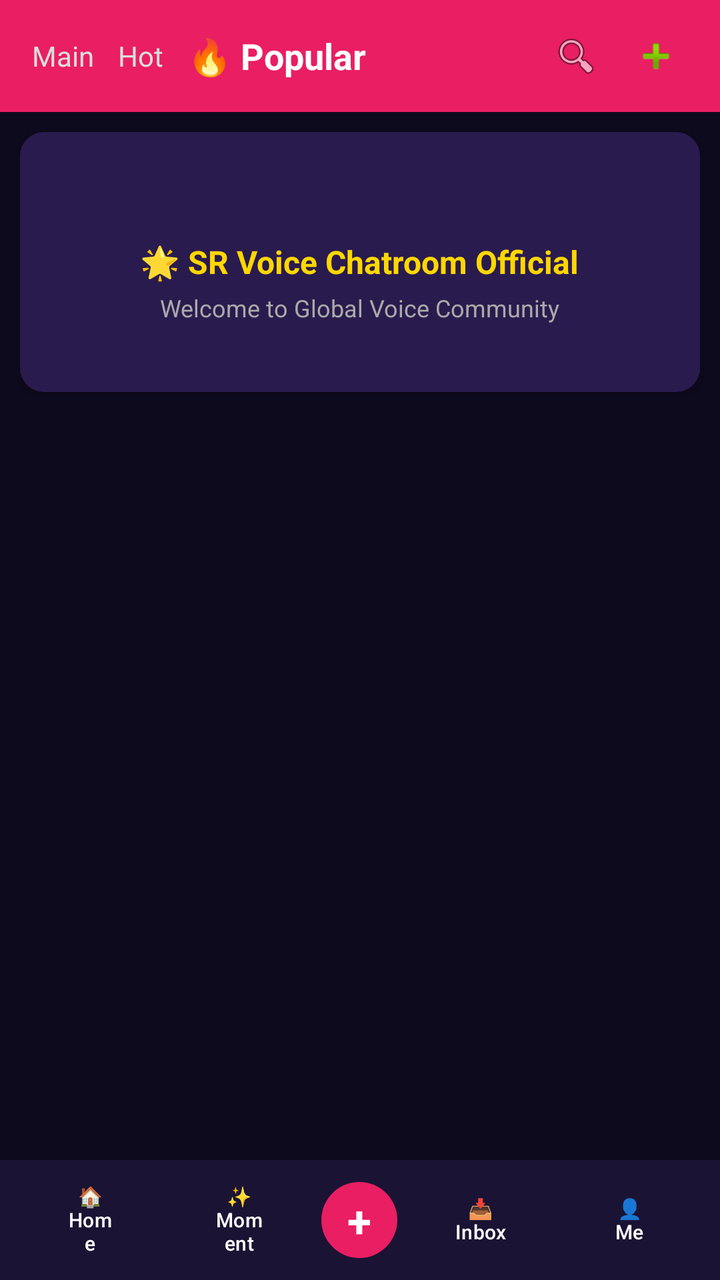
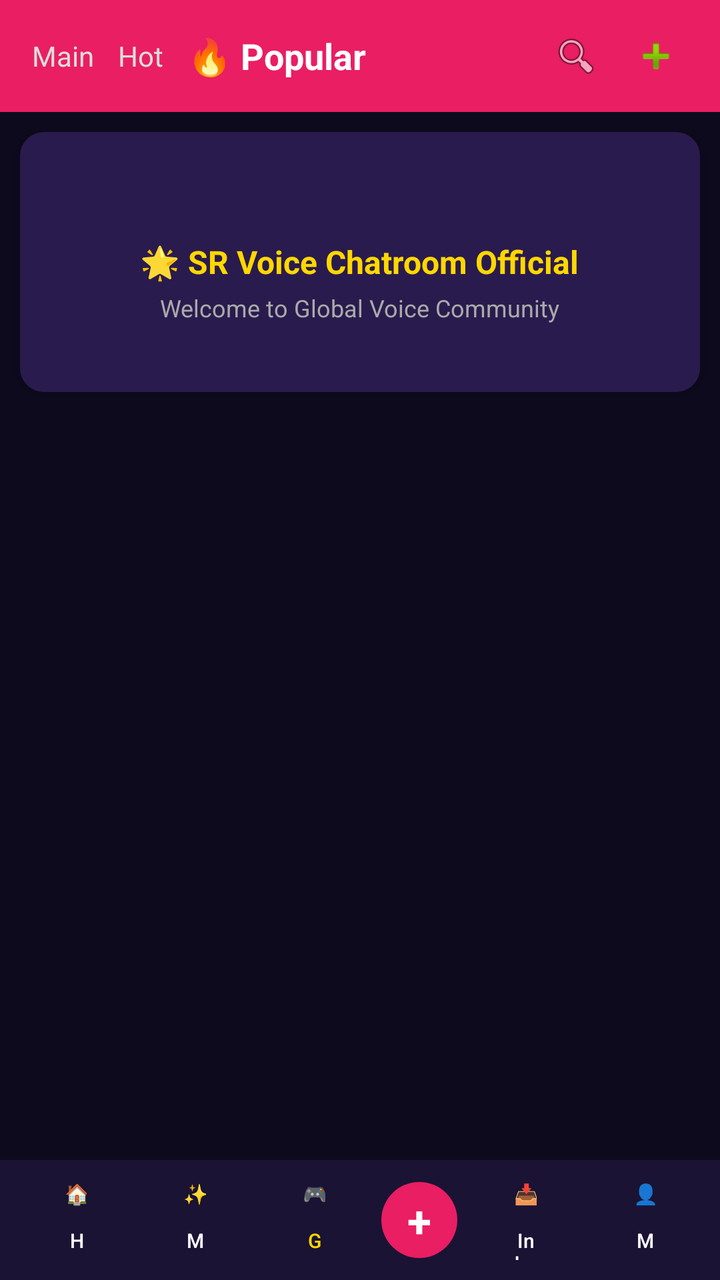

Screens rendered from an Android XML layout before and after an edit, with the pre-edit source and the edit as a unified diff.
<!-- AndroidManifest.xml: activity theme Theme.SRVoiceChat -->
<!-- res/layout/activity_home.xml -->
<?xml version="1.0" encoding="utf-8"?>
<RelativeLayout xmlns:android="http://schemas.android.com/apk/res/android"
    xmlns:app="http://schemas.android.com/apk/res-auto"
    android:layout_width="match_parent"
    android:layout_height="match_parent"
    android:background="#0E0A1E">

    <LinearLayout
        android:id="@+id/topBarLayout"
        android:layout_width="match_parent"
        android:layout_height="wrap_content"
        android:orientation="horizontal"
        android:gravity="center_vertical"
        android:background="#E91E63"
        android:paddingHorizontal="16dp"
        android:paddingVertical="12dp">

        <TextView
            android:layout_width="wrap_content"
            android:layout_height="wrap_content"
            android:text="Main"
            android:textColor="#DDDDDD"
            android:textSize="14sp"
            android:layout_marginEnd="12sp"/>

        <TextView
            android:layout_width="wrap_content"
            android:layout_height="wrap_content"
            android:text="Hot"
            android:textColor="#DDDDDD"
            android:textSize="14sp"
            android:layout_marginEnd="12sp"/>

        <TextView
            android:layout_width="0dp"
            android:layout_height="wrap_content"
            android:layout_weight="1"
            android:text="🔥 Popular"
            android:textColor="#FFFFFF"
            android:textSize="18sp"
            android:textStyle="bold"/>

        <ImageView
            android:id="@+id/btnSearchRoom"
            android:layout_width="32dp"
            android:layout_height="32dp"
            android:src="@android:drawable/ic_menu_search"
            android:contentDescription="Search Room"
            android:background="?attr/selectableItemBackgroundBorderless"
            android:padding="4dp"
            android:layout_marginEnd="8dp"/>

        <ImageView
            android:id="@+id/btnCreateRoomTop"
            android:layout_width="32dp"
            android:layout_height="32dp"
            android:src="@android:drawable/ic_input_add"
            android:contentDescription="Create Room"
            android:background="?attr/selectableItemBackgroundBorderless"
            android:padding="4dp"/>
    </LinearLayout>

    <LinearLayout
        android:layout_width="match_parent"
        android:layout_height="match_parent"
        android:layout_below="@id/topBarLayout"
        android:layout_above="@id/bottomNavLayout"
        android:orientation="vertical">

        <androidx.cardview.widget.CardView
            android:layout_width="match_parent"
            android:layout_height="130dp"
            android:layout_margin="10dp"
            app:cardCornerRadius="12dp"
            app:cardElevation="4dp"
            app:cardBackgroundColor="#1A1333">

            <RelativeLayout
                android:layout_width="match_parent"
                android:layout_height="match_parent"
                android:background="#2A1B4E">

                <TextView
                    android:id="@+id/bannerTitle"
                    android:layout_width="wrap_content"
                    android:layout_height="wrap_content"
                    android:text="🌟 SR Voice Chatroom Official"
                    android:textColor="#FFD700"
                    android:textSize="16sp"
                    android:textStyle="bold"
                    android:layout_centerInParent="true"/>

                <TextView
                    android:layout_width="wrap_content"
                    android:layout_height="wrap_content"
                    android:text="Welcome to Global Voice Community"
                    android:textColor="#AAAAAA"
                    android:textSize="12sp"
                    android:layout_below="@id/bannerTitle"
                    android:layout_centerHorizontal="true"
                    android:layout_marginTop="4dp"/>
            </RelativeLayout>
        </androidx.cardview.widget.CardView>

        <GridView
            android:id="@+id/roomGridView"
            android:layout_width="match_parent"
            android:layout_height="match_parent"
            android:numColumns="2"
            android:horizontalSpacing="4dp"
            android:verticalSpacing="4dp"
            android:padding="8dp"
            android:stretchMode="columnWidth"/>

    </LinearLayout>

    <LinearLayout
        android:id="@+id/bottomNavLayout"
        android:layout_width="match_parent"
        android:layout_height="60dp"
        android:layout_alignParentBottom="true"
        android:orientation="horizontal"
        android:background="#1A1333"
        android:gravity="center"
        android:paddingHorizontal="8dp">

        <Button
            android:id="@+id/btnHomeTab"
            android:layout_width="0dp"
            android:layout_height="wrap_content"
            android:layout_weight="1"
            android:text="🏠 Home"
            android:textSize="10sp"
            android:background="?attr/selectableItemBackgroundBorderless"
            android:textColor="#FFFFFF"/>

        <Button
            android:id="@+id/btnMomentTab"
            android:layout_width="0dp"
            android:layout_height="wrap_content"
            android:layout_weight="1"
            android:text="✨ Moment"
            android:textSize="10sp"
            android:background="?attr/selectableItemBackgroundBorderless"
            android:textColor="#FFFFFF"/>

        <TextView
            android:id="@+id/btnPlus"
            android:layout_width="38dp"
            android:layout_height="38dp"
            android:text="+"
            android:textSize="22sp"
            android:textColor="#FFFFFF"
            android:background="@drawable/bg_plus_btn"
            android:gravity="center"
            android:textStyle="bold"
            android:layout_marginHorizontal="4dp"/>

        <Button
            android:id="@+id/btnInboxTab"
            android:layout_width="0dp"
            android:layout_height="wrap_content"
            android:layout_weight="1"
            android:text="📥 Inbox"
            android:textSize="10sp"
            android:background="?attr/selectableItemBackgroundBorderless"
            android:textColor="#FFFFFF"/>

        <Button
            android:id="@+id/btnMeTab"
            android:layout_width="0dp"
            android:layout_height="wrap_content"
            android:layout_weight="1"
            android:text="👤 Me"
            android:textSize="10sp"
            android:background="?attr/selectableItemBackgroundBorderless"
            android:textColor="#FFFFFF"/>

    </LinearLayout>

</RelativeLayout>
<!-- resources referenced by this layout -->
<resources>
  <!-- drawable bg_plus_btn (drawable) -->
  <?xml version="1.0" encoding="utf-8"?>
  <shape xmlns:android="http://schemas.android.com/apk/res/android" android:shape="oval">
      <solid android:color="#E91E63"/>
  </shape>
  <style name="Theme.SRVoiceChat" parent="Theme.Material3.DayNight.NoActionBar">
          <item name="colorPrimary">#FF4081</item>
          <item name="android:statusBarColor">#FF4081</item>
          <item name="android:windowLightStatusBar">true</item>
      </style>
</resources>

<!-- the commit's change to res/layout/activity_home.xml (unified diff, before → after) -->
@@ -144,6 +144,16 @@
             android:background="?attr/selectableItemBackgroundBorderless"
             android:textColor="#FFFFFF"/>
 
+        <Button
+            android:id="@+id/btnGameTab"
+            android:layout_width="0dp"
+            android:layout_height="wrap_content"
+            android:layout_weight="1"
+            android:text="🎮 Game"
+            android:textSize="10sp"
+            android:background="?attr/selectableItemBackgroundBorderless"
+            android:textColor="#FFD700"/>
+
         <TextView
             android:id="@+id/btnPlus"
             android:layout_width="38dp"
